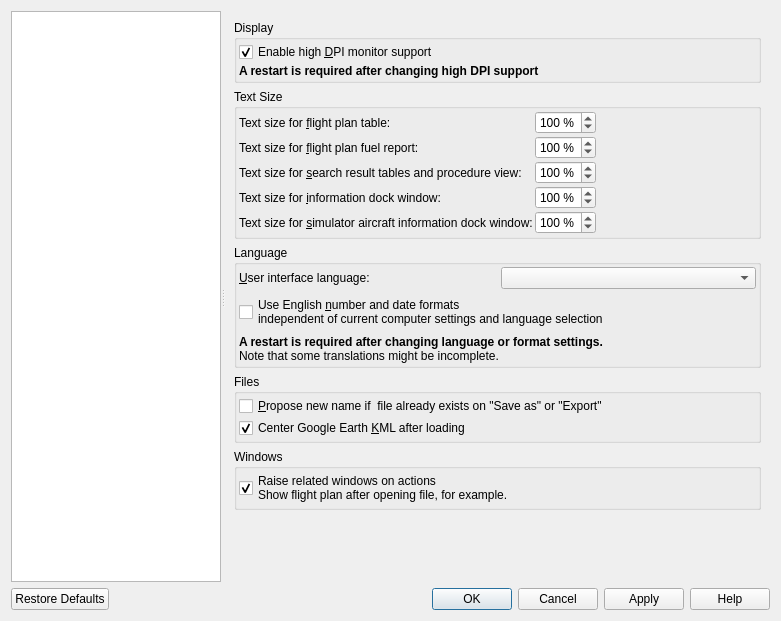
This is src/options/options.ui in albar965/littlenavmap as Qt 5 draws it before an edit. The edited form follows.
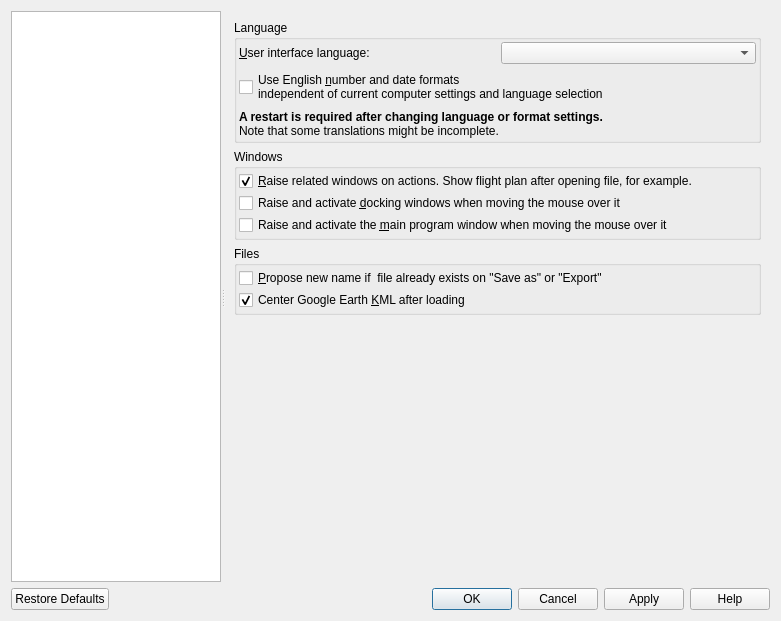
This is the edited form. The open tabs and pages were chosen to show the change.

Commit message: Added options to raise dock windows and/or main window on mouse over. Tooltips for whole program are now always shown even if window is inactive.

Diff of the .ui file:
```diff
--- a/src/options/options.ui
+++ b/src/options/options.ui
@@ -333,7 +333,123 @@
       </widget>
       <widget class="QWidget" name="stackedWidgetOptionsUserInterface">
        <layout class="QGridLayout" name="gridLayout_2">
-        <item row="11" column="0">
+        <item row="8" column="0">
+         <widget class="QGroupBox" name="groupBox_13">
+          <property name="title">
+           <string>Files</string>
+          </property>
+          <layout class="QVBoxLayout" name="verticalLayout_11">
+           <property name="spacing">
+            <number>2</number>
+           </property>
+           <property name="leftMargin">
+            <number>2</number>
+           </property>
+           <property name="topMargin">
+            <number>2</number>
+           </property>
+           <property name="rightMargin">
+            <number>2</number>
+           </property>
+           <property name="bottomMargin">
+            <number>2</number>
+           </property>
+           <item>
+            <widget class="QCheckBox" name="checkBoxOptionsGuiProposeFilename">
+             <property name="toolTip">
+              <string>This this option is checked: Little Navmap will suggest a new name
+on all &quot;Save as&quot; or &quot;Export&quot; operations if a file already exists.
+New name will be &quot;filename_1.pln&quot; if &quot;filename.pln&quot; already exists, for example.</string>
+             </property>
+             <property name="text">
+              <string>&amp;Propose new name if  file already exists on &quot;Save as&quot; or &quot;Export&quot;</string>
+             </property>
+             <property name="checked">
+              <bool>false</bool>
+             </property>
+            </widget>
+           </item>
+           <item>
+            <widget class="QCheckBox" name="checkBoxOptionsGuiCenterKml">
+             <property name="toolTip">
+              <string>Does not apply to the KML files loaded after startup.</string>
+             </property>
+             <property name="text">
+              <string>Center Google Earth &amp;KML after loading</string>
+             </property>
+             <property name="checked">
+              <bool>true</bool>
+             </property>
+            </widget>
+           </item>
+          </layout>
+         </widget>
+        </item>
+        <item row="1" column="0">
+         <widget class="QGroupBox" name="groupBox_17">
+          <property name="title">
+           <string>Windows</string>
+          </property>
+          <layout class="QVBoxLayout" name="verticalLayout_14">
+           <property name="spacing">
+            <number>2</number>
+           </property>
+           <property name="leftMargin">
+            <number>2</number>
+           </property>
+           <property name="topMargin">
+            <number>2</number>
+           </property>
+           <property name="rightMargin">
+            <number>2</number>
+           </property>
+           <property name="bottomMargin">
+            <number>2</number>
+           </property>
+           <item>
+            <widget class="QCheckBox" name="checkBoxOptionsGuiRaiseWindows">
+             <property name="toolTip">
+              <string>This will open related windows and raise tabs on actions like
+opening files, modifying the flight plan and other operations.</string>
+             </property>
+             <property name="text">
+              <string>&amp;Raise related windows on actions. Show flight plan after opening file, for example.</string>
+             </property>
+             <property name="checked">
+              <bool>true</bool>
+             </property>
+            </widget>
+           </item>
+           <item>
+            <widget class="QCheckBox" name="checkBoxOptionsGuiRaiseDockWindows">
+             <property name="toolTip">
+              <string>Raises and activates the dock window below the mouse cursor automatically</string>
+             </property>
+             <property name="text">
+              <string>Raise and activate &amp;docking windows when moving the mouse over it</string>
+             </property>
+             <property name="checked">
+              <bool>false</bool>
+             </property>
+            </widget>
+           </item>
+           <item>
+            <widget class="QCheckBox" name="checkBoxOptionsGuiRaiseMainWindow">
+             <property name="toolTip">
+              <string>Raises and activates the main program window below the mouse cursor automatically</string>
+             </property>
+             <property name="text">
+              <string>Raise and activate the &amp;main program window when moving the mouse over it</string>
+             </property>
+             <property name="checked">
+              <bool>false</bool>
+             </property>
+            </widget>
+           </item>
+          </layout>
+         </widget>
+        </item>
+        <item row="10" column="0">
          <spacer name="verticalSpacer">
           <property name="orientation">
            <enum>Qt::Vertical</enum>
@@ -347,6 +463,77 @@
          </spacer>
         </item>
         <item row="0" column="0">
+         <widget class="QGroupBox" name="groupBox_6">
+          <property name="title">
+           <string>Language</string>
+          </property>
+          <layout class="QGridLayout" name="gridLayout_6">
+           <property name="leftMargin">
+            <number>2</number>
+           </property>
+           <property name="topMargin">
+            <number>2</number>
+           </property>
+           <property name="rightMargin">
+            <number>2</number>
+           </property>
+           <property name="bottomMargin">
+            <number>2</number>
+           </property>
+           <item row="0" column="0">
+            <widget class="QLabel" name="label_8">
+             <property name="text">
+              <string>&amp;User interface language:</string>
+             </property>
+             <property name="wordWrap">
+              <bool>true</bool>
+             </property>
+             <property name="buddy">
+              <cstring>comboBoxOptionsGuiLanguage</cstring>
+             </property>
+            </widget>
+           </item>
+           <item row="0" column="1">
+            <widget class="QComboBox" name="comboBoxOptionsGuiLanguage"/>
+           </item>
+           <item row="2" column="0" colspan="2">
+            <widget class="QLabel" name="label_6">
+             <property name="text">
+              <string>&lt;b&gt;A restart is required after changing language or format settings.&lt;/b&gt;&lt;br/&gt;
+Note that some translations might be incomplete.</string>
+             </property>
+             <property name="wordWrap">
+              <bool>true</bool>
+             </property>
+             <property name="margin">
+              <number>5</number>
+             </property>
+             <property name="textInteractionFlags">
+              <set>Qt::LinksAccessibleByMouse|Qt::TextSelectableByMouse</set>
+             </property>
+            </widget>
+           </item>
+           <item row="1" column="0" colspan="2">
+            <widget class="QCheckBox" name="checkBoxOptionsGuiOverrideLocale">
+             <property name="toolTip">
+              <string>Overrides local settings like number and date formats and forces English formats
+which implies &quot;.&quot; as decimal separator, &quot;,&quot; as thousands separator, am/pm time and other changes.
+A restart is required for the settings to take effect.</string>
+             </property>
+             <property name="text">
+              <string>Use English &amp;number and date formats
+independent of current computer settings and language selection</string>
+             </property>
+            </widget>
+           </item>
+          </layout>
+         </widget>
+        </item>
+       </layout>
+      </widget>
+      <widget class="QWidget" name="stackedWidgetOptionsDisplay">
+       <layout class="QVBoxLayout" name="verticalLayout_6">
+        <item>
          <widget class="QGroupBox" name="groupBox_7">
           <property name="title">
            <string>Display</string>
@@ -397,7 +584,7 @@
           </layout>
          </widget>
         </item>
-        <item row="6" column="0">
+        <item>
          <widget class="QGroupBox" name="groupBox_8">
           <property name="title">
            <string>Text Size</string>
@@ -600,163 +787,18 @@
           </layout>
          </widget>
         </item>
-        <item row="7" column="0">
-         <widget class="QGroupBox" name="groupBox_6">
-          <property name="title">
-           <string>Language</string>
+        <item>
+         <spacer name="verticalSpacer_16">
+          <property name="orientation">
+           <enum>Qt::Vertical</enum>
           </property>
-          <layout class="QGridLayout" name="gridLayout_6">
-           <property name="leftMargin">
-            <number>2</number>
-           </property>
-           <property name="topMargin">
-            <number>2</number>
-           </property>
-           <property name="rightMargin">
-            <number>2</number>
-           </property>
-           <property name="bottomMargin">
-            <number>2</number>
-           </property>
-           <item row="0" column="0">
-            <widget class="QLabel" name="label_8">
-             <property name="text">
-              <string>&amp;User interface language:</string>
-             </property>
-             <property name="wordWrap">
-              <bool>true</bool>
-             </property>
-             <property name="buddy">
-              <cstring>comboBoxOptionsGuiLanguage</cstring>
-             </property>
-            </widget>
-           </item>
-           <item row="0" column="1">
-            <widget class="QComboBox" name="comboBoxOptionsGuiLanguage"/>
-           </item>
-           <item row="2" column="0" colspan="2">
-            <widget class="QLabel" name="label_6">
-             <property name="text">
-              <string>&lt;b&gt;A restart is required after changing language or format settings.&lt;/b&gt;&lt;br/&gt;
-Note that some translations might be incomplete.</string>
-             </property>
-             <property name="wordWrap">
-              <bool>true</bool>
-             </property>
-             <property name="margin">
-              <number>5</number>
-             </property>
-             <property name="textInteractionFlags">
-              <set>Qt::LinksAccessibleByMouse|Qt::TextSelectableByMouse</set>
-             </property>
-            </widget>
-           </item>
-           <item row="1" column="0" colspan="2">
-            <widget class="QCheckBox" name="checkBoxOptionsGuiOverrideLocale">
-             <property name="toolTip">
-              <string>Overrides local settings like number and date formats and forces English formats
-which implies &quot;.&quot; as decimal separator, &quot;,&quot; as thousands separator, am/pm time and other changes.
-A restart is required for the settings to take effect.</string>
-             </property>
-             <property name="text">
-              <string>Use English &amp;number and date formats
-independent of current computer settings and language selection</string>
-             </property>
-            </widget>
-           </item>
-          </layout>
-         </widget>
-        </item>
-        <item row="9" column="0">
-         <widget class="QGroupBox" name="groupBox_13">
-          <property name="title">
-           <string>Files</string>
+          <property name="sizeHint" stdset="0">
+           <size>
+            <width>20</width>
+            <height>40</height>
+           </size>
           </property>
-          <layout class="QVBoxLayout" name="verticalLayout_11">
-           <property name="spacing">
-            <number>2</number>
-           </property>
-           <property name="leftMargin">
-            <number>2</number>
-           </property>
-           <property name="topMargin">
-            <number>2</number>
-           </property>
-           <property name="rightMargin">
-            <number>2</number>
-           </property>
-           <property name="bottomMargin">
-            <number>2</number>
-           </property>
-           <item>
-            <widget class="QCheckBox" name="checkBoxOptionsGuiProposeFilename">
-             <property name="toolTip">
-              <string>This this option is checked: Little Navmap will suggest a new name
-on all &quot;Save as&quot; or &quot;Export&quot; operations if a file already exists.
-New name will be &quot;filename_1.pln&quot; if &quot;filename.pln&quot; already exists, for example.</string>
-             </property>
-             <property name="text">
-              <string>&amp;Propose new name if  file already exists on &quot;Save as&quot; or &quot;Export&quot;</string>
-             </property>
-             <property name="checked">
-              <bool>false</bool>
-             </property>
-            </widget>
-           </item>
-           <item>
-            <widget class="QCheckBox" name="checkBoxOptionsGuiCenterKml">
-             <property name="toolTip">
-              <string>Does not apply to the KML files loaded after startup.</string>
-             </property>
-             <property name="text">
-              <string>Center Google Earth &amp;KML after loading</string>
-             </property>
-             <property name="checked">
-              <bool>true</bool>
-             </property>
-            </widget>
-           </item>
-          </layout>
-         </widget>
-        </item>
-        <item row="10" column="0">
-         <widget class="QGroupBox" name="groupBox_17">
-          <property name="title">
-           <string>Windows</string>
-          </property>
-          <layout class="QVBoxLayout" name="verticalLayout_14">
-           <property name="spacing">
-            <number>2</number>
-           </property>
-           <property name="leftMargin">
-            <number>2</number>
-           </property>
-           <property name="topMargin">
-            <number>2</number>
-           </property>
-           <property name="rightMargin">
-            <number>2</number>
-           </property>
-           <property name="bottomMargin">
-            <number>2</number>
-           </property>
-           <item>
-            <widget class="QCheckBox" name="checkBoxOptionsGuiRaiseWindows">
-             <property name="toolTip">
-              <string>This will open related windows and raise tabs on actions like
-opening files, modifying the flight plan and other operations.</string>
-             </property>
-             <property name="text">
-              <string>Raise related windows on actions
-Show flight plan after opening file, for example.</string>
-             </property>
-             <property name="checked">
-              <bool>true</bool>
-             </property>
-            </widget>
-           </item>
-          </layout>
-         </widget>
+         </spacer>
         </item>
        </layout>
       </widget>
```
Left out of the diff: 6 changed lines with no effect on the pictures. The commit also changes 4 other files.
